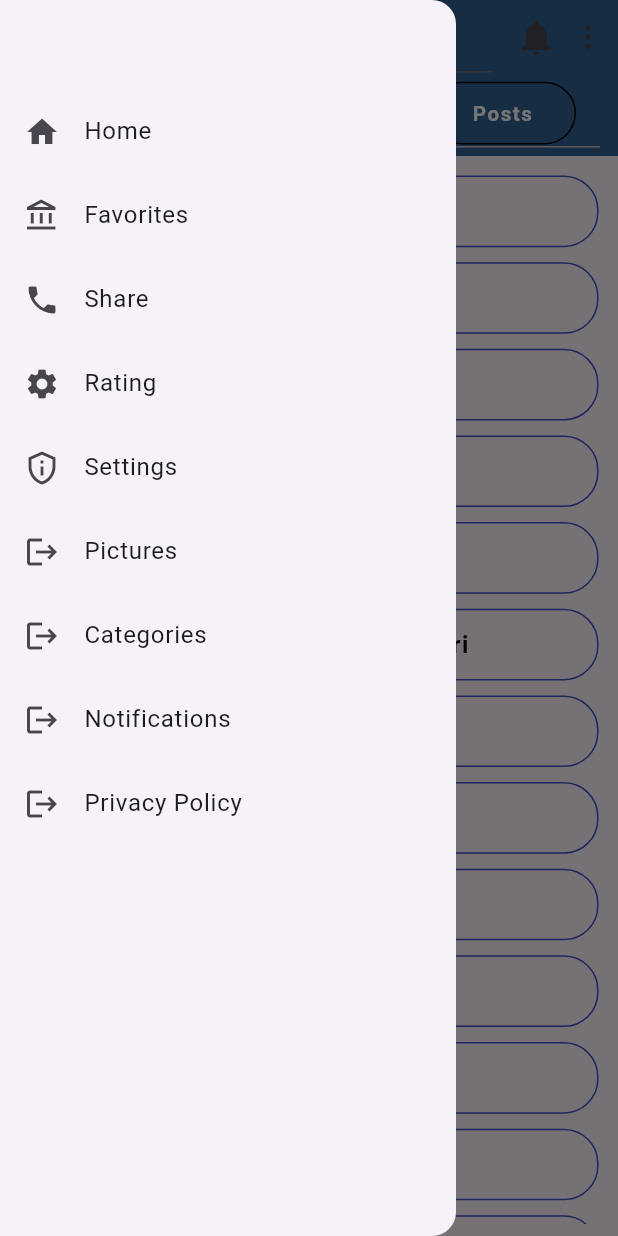
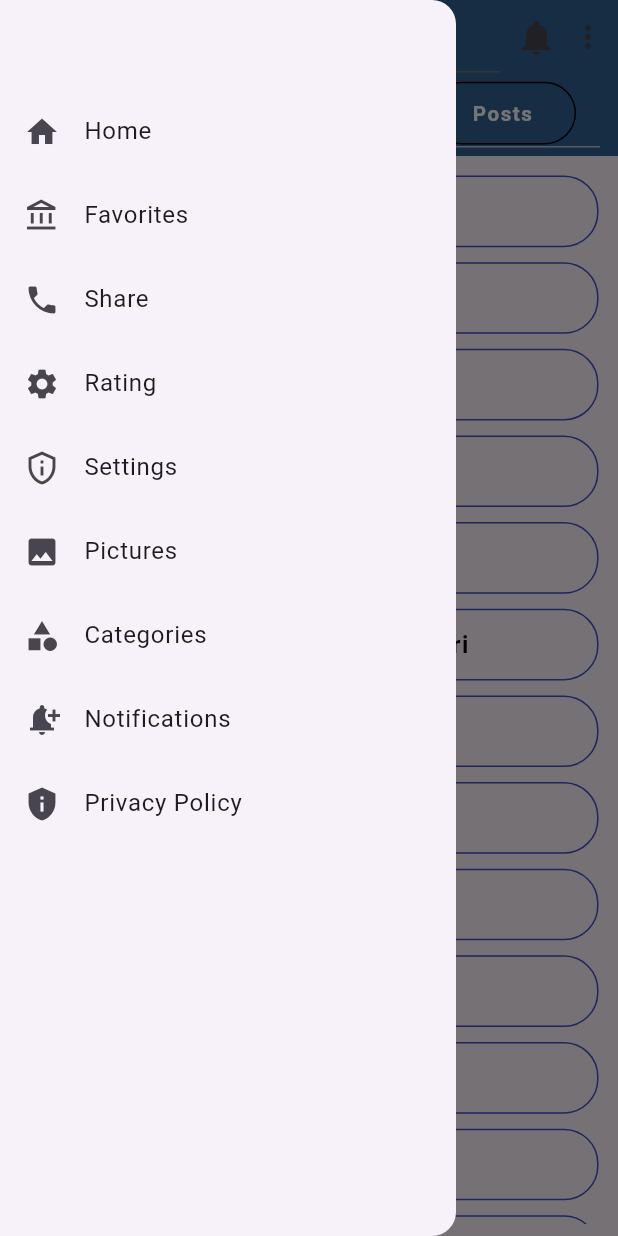
Before and after one commit to MuhammadZahid0349/Shayari-Posting, a Flutter app: the screen it shows after launch, with the side drawer open, on a phone screen of 412 x 824 dp. Run offline on Flutter 3.47's test engine with Material 3 defaults, Android fonts, the phone set to English and light mode, and no system bars; our stand-ins replace cached_network_image, flutter_easyloading, flutter_screenutil, font_awesome_flutter, get, google_fonts and 5 more; missing offline and left inert: clipboard.

Commit message:
Worked on Pages

```diff
--- /dev/null
+++ b/lib/Controller.dart/categories_controller.dart
@@ -0,0 +1,23 @@
+import 'package:get/get.dart';
+
+class CategoriesController extends GetxController {
+  // List of Shayari categories
+  final RxList<String> categoriesShayari = [
+    'Sad Shayari',
+    'Love Shayari',
+    'Pyar Shayari',
+    'Dosti Shayari',
+    'Dard Shayari',
+    'Independence Day Shayari',
+    'Romantic Shayari',
+    'Sad Shayari',
+    'Love Shayari',
+    'Pyar Shayari',
+    'Dosti Shayari',
+    'Dard Shayari',
+    'Independence Day Shayari',
+    'Romantic Shayari',
+  ].obs;
+
+  RxBool isFavorite = false.obs;
+}
--- /dev/null
+++ b/lib/Controller.dart/home_controller.dart
@@ -0,0 +1,26 @@
+// ignore_for_file: deprecated_member_use
+
+import 'package:flutter/material.dart';
+import 'package:get/get.dart';
+
+class HomeController extends GetxController with SingleGetTickerProviderMixin {
+  late TabController tabController;
+  // Observable variable to track the selected tab index
+  var selectedIndex = 0.obs;
+
+  @override
+  void onInit() {
+    super.onInit();
+    tabController = TabController(length: 3, vsync: this);
+    // Listen to tab changes and update selectedIndex
+    tabController.addListener(() {
+      selectedIndex.value = tabController.index;
+    });
+  }
+
+  @override
+  void onClose() {
+    tabController.dispose();
+    super.onClose();
+  }
+}
--- a/lib/SplashScreen.dart
+++ b/lib/SplashScreen.dart
@@ -19,7 +19,7 @@ class _SplashScreenState extends State<SplashScreen> {
   void initState() {
     super.initState();
     Timer(const Duration(seconds: 5), () {
-      Get.offAll(() => const HomeScreen());
+      Get.offAll(() =>  HomeScreen());
     });
   }
 
--- a/lib/TabsScreens/categories.dart
+++ b/lib/TabsScreens/categories.dart
@@ -3,40 +3,28 @@ import 'package:flutter_screenutil/flutter_screenutil.dart';
 import 'package:get/get.dart';
 import 'package:shayari_posting/Constants/ColorConstants.dart';
 import 'package:shayari_posting/Constants/utils.dart';
+import 'package:shayari_posting/Controller.dart/categories_controller.dart';
 import 'package:shayari_posting/shayari_list_screen.dart';
 
 class CategoriesScreen extends StatelessWidget {
   CategoriesScreen({super.key});
 
-// List of Shayari categories
-  final List<String> categoriesShayari = [
-    'Sad Shayari',
-    'Love Shayari',
-    'Pyar Shayari',
-    'Dosti Shayari',
-    'Dard Shayari',
-    'Independence Day Shayari',
-    'Romantic Shayari',
-    'Sad Shayari',
-    'Love Shayari',
-    'Pyar Shayari',
-    'Dosti Shayari',
-    'Dard Shayari',
-    'Independence Day Shayari',
-    'Romantic Shayari',
-  ];
-
   @override
   Widget build(BuildContext context) {
+    final CategoriesController categoriesController =
+        Get.put(CategoriesController());
     return Scaffold(
       body: Padding(
           padding: const EdgeInsets.all(8.0),
-        child: ListView.builder(
-          itemCount: categoriesShayari.length,
+          child: Obx(
+            () => ListView.builder(
+              itemCount: categoriesController.categoriesShayari.length,
               itemBuilder: (context, index) {
                 return GestureDetector(
                   onTap: () {
-                Get.to(() => ShayariListScreen(categoriesShayari[index]));
+                    Get.to(() => ShayariListScreen(
+                        category:
+                            categoriesController.categoriesShayari[index]));
                   },
                   child: Padding(
                     padding: const EdgeInsets.all(5.0),
@@ -48,7 +36,8 @@ class CategoriesScreen extends StatelessWidget {
                           border: Border.all(color: KSecColor)),
                       child: Center(
                           child: CustomizedText(
-                          text: categoriesShayari[index],
+                              text:
+                                  categoriesController.categoriesShayari[index],
                               size: 14.sp,
                               FontWeight: FontWeight.w600,
                               color: Colors.black)),
@@ -57,7 +46,7 @@ class CategoriesScreen extends StatelessWidget {
                 );
               },
             ),
-      ),
+          )),
     );
   }
 }
--- a/lib/TabsScreens/pictures.dart
+++ b/lib/TabsScreens/pictures.dart
@@ -33,7 +33,7 @@ class _PictureScreenState extends State<PictureScreen> {
       body: Padding(
         padding: const EdgeInsets.all(8.0),
         child: GridView.builder(
-          gridDelegate: SliverGridDelegateWithFixedCrossAxisCount(
+          gridDelegate: const SliverGridDelegateWithFixedCrossAxisCount(
             crossAxisCount: 2,
             crossAxisSpacing: 8.0, // Adjust the spacing as needed
             mainAxisSpacing: 8.0, // Adjust the spacing as needed
@@ -53,10 +53,10 @@ class _PictureScreenState extends State<PictureScreen> {
                 child: CachedNetworkImage(
                   imageUrl: imageAddress[index],
                   fit: BoxFit.cover,
-                  placeholder: (context, url) => Center(
+                  placeholder: (context, url) => const Center(
                     child: CircularProgressIndicator(),
                   ),
-                  errorWidget: (context, url, error) => Icon(Icons.error),
+                  errorWidget: (context, url, error) => const Icon(Icons.error),
                 ),
               ),
             );
--- a/lib/drawer.dart
+++ b/lib/drawer.dart
@@ -44,22 +44,22 @@ class _DrawerPageState extends State<DrawerPage> {
           ),
           ListTile(
             title: Text('Pictures'),
-            leading: Icon(Icons.logout),
+            leading: Icon(Icons.photo),
             onTap: () {},
           ),
           ListTile(
             title: Text('Categories'),
-            leading: Icon(Icons.logout),
+            leading: Icon(Icons.category),
             onTap: () {},
           ),
           ListTile(
             title: Text('Notifications'),
-            leading: Icon(Icons.logout),
+            leading: Icon(Icons.notification_add),
             onTap: () {},
           ),
           ListTile(
             title: Text('Privacy Policy'),
-            leading: Icon(Icons.logout),
+            leading: Icon(Icons.privacy_tip),
             onTap: () {},
           ),
         ],
--- a/lib/home_screen.dart
+++ b/lib/home_screen.dart
@@ -3,44 +3,45 @@ import 'package:flutter_screenutil/flutter_screenutil.dart';
 import 'package:get/get.dart';
 import 'package:shayari_posting/Constants/ColorConstants.dart';
 import 'package:shayari_posting/Constants/utils.dart';
+import 'package:shayari_posting/Controller.dart/home_controller.dart';
 import 'package:shayari_posting/drawer.dart';
 import 'package:velocity_x/velocity_x.dart';
 import 'TabsScreens/categories.dart';
 import 'TabsScreens/pictures.dart';
 import 'TabsScreens/posts.dart';
 
-class HomeScreen extends StatefulWidget {
+class HomeScreen extends StatelessWidget {
   const HomeScreen({super.key});
 
   @override
-  State<HomeScreen> createState() => _HomeScreenState();
-}
-
-class _HomeScreenState extends State<HomeScreen>
-    with SingleTickerProviderStateMixin {
-  late TabController _tabController;
-
-  @override
-  void initState() {
-    super.initState();
-    _tabController = TabController(length: 3, vsync: this);
-  }
-
-  @override
   Widget build(BuildContext context) {
+    HomeController homeController = Get.put(HomeController());
+    final List<String> tabTitles = ['Categories', 'Pictures', 'Posts'];
     return Scaffold(
       drawer: DrawerPage(),
       appBar: AppBar(
         backgroundColor: logoColor,
         elevation: 0,
-        title: const TextField(
+        centerTitle: true,
+        title: Obx(() {
+          switch (homeController.selectedIndex.value) {
+            case 0:
+              return const TextField(
                 style: TextStyle(color: Colors.white),
                 decoration: InputDecoration(
                   hintText: 'Search',
                   contentPadding: EdgeInsets.zero,
                   hintStyle: TextStyle(color: Colors.white),
                 ),
-        ),
+              );
+            case 1:
+              return const Text('Pictures');
+            case 2:
+              return const Text('Posts');
+            default:
+              return const Text('Unknown');
+          }
+        }),
         actions: [
           Icon(
             Icons.notifications,
@@ -59,7 +60,7 @@ class _HomeScreenState extends State<HomeScreen>
                   // Handle update profile
                 }
               },
-              itemBuilder: (BuildContext context) => [
+              itemBuilder: (BuildContext context) => const [
                 PopupMenuItem<String>(
                   value: 'logout',
                   child: Text('Logout'),
@@ -73,12 +74,12 @@ class _HomeScreenState extends State<HomeScreen>
                   child: Text('Update Profile'),
                 ),
               ],
-              child: Icon(Icons.more_vert),
+              child: const Icon(Icons.more_vert),
             ),
           )
         ],
         bottom: TabBar(
-          controller: _tabController,
+          controller: homeController.tabController,
           indicator: BoxDecoration(
             borderRadius: BorderRadius.circular(20.r),
             border: Border.all(color: white),
@@ -94,7 +95,7 @@ class _HomeScreenState extends State<HomeScreen>
         ),
       ),
       body: TabBarView(
-        controller: _tabController,
+        controller: homeController.tabController,
         children: [
           CategoriesScreen(),
           PictureScreen(),
```
Also changed, not shown: lib/TabsScreens/posts.dart (+10 -4 lines), lib/shayari_list_screen.dart (+34 -30 lines). Lines whose indentation alone changed are shown as unchanged.
